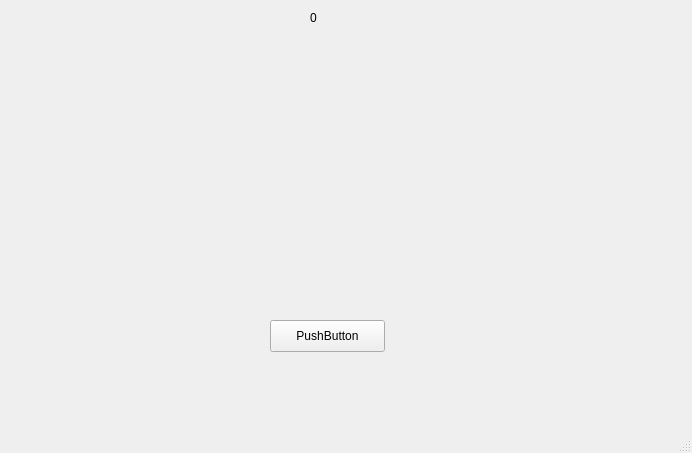
Qt form CrapsMainWindow.ui (AranaFireheartSNHU/crapsStarter) before a commit.
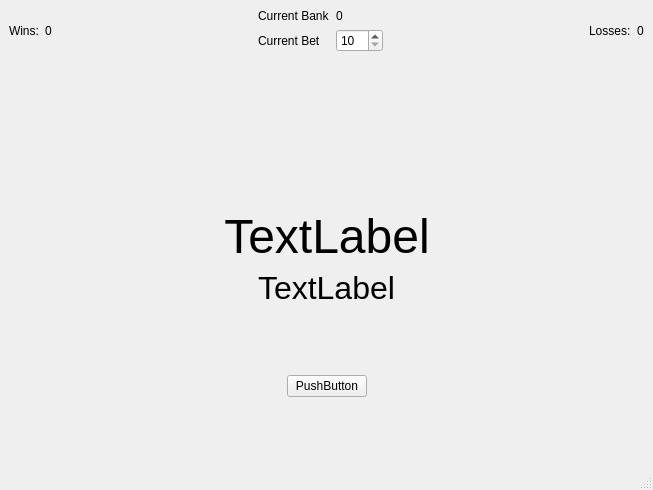
The same form after that commit. Icons and pictures are not drawn.

```diff
--- a/CrapsMainWindow.ui
+++ b/CrapsMainWindow.ui
@@ -6,72 +6,336 @@
    <rect>
     <x>0</x>
     <y>0</y>
-    <width>692</width>
-    <height>453</height>
+    <width>653</width>
+    <height>490</height>
    </rect>
   </property>
   <property name="windowTitle">
    <string>MainWindow</string>
   </property>
   <widget class="QWidget" name="centralwidget">
-   <widget class="QPushButton" name="rollButton">
-    <property name="geometry">
-     <rect>
-      <x>270</x>
-      <y>320</y>
-      <width>115</width>
-      <height>32</height>
-     </rect>
-    </property>
-    <property name="text">
-     <string>PushButton</string>
-    </property>
-   </widget>
-   <widget class="QLabel" name="die1UI">
-    <property name="geometry">
-     <rect>
-      <x>110</x>
-      <y>40</y>
-      <width>181</width>
-      <height>171</height>
-     </rect>
-    </property>
-    <property name="text">
-     <string/>
-    </property>
-    <property name="pixmap">
-     <pixmap resource="crapsResources.qrc">:/dieImages/6</pixmap>
-    </property>
-   </widget>
-   <widget class="QLabel" name="die2UI">
-    <property name="geometry">
-     <rect>
-      <x>380</x>
-      <y>40</y>
-      <width>181</width>
-      <height>181</height>
-     </rect>
-    </property>
-    <property name="text">
-     <string/>
-    </property>
-    <property name="pixmap">
-     <pixmap resource="crapsResources.qrc">:/dieImages/5</pixmap>
-    </property>
-   </widget>
-   <widget class="QLabel" name="currentBankValueUI">
-    <property name="geometry">
-     <rect>
-      <x>310</x>
-      <y>10</y>
-      <width>58</width>
-      <height>16</height>
-     </rect>
-    </property>
-    <property name="text">
-     <string>0</string>
-    </property>
-   </widget>
+   <layout class="QGridLayout" name="gridLayout_2">
+    <item row="0" column="0">
+     <layout class="QVBoxLayout" name="verticalLayout">
+      <item>
+       <layout class="QHBoxLayout" name="horizontalLayout_3">
+        <item>
+         <layout class="QHBoxLayout" name="horizontalLayout">
+          <item>
+           <widget class="QLabel" name="label">
+            <property name="text">
+             <string>Wins:</string>
+            </property>
+           </widget>
+          </item>
+          <item>
+           <widget class="QLabel" name="winsCountUI">
+            <property name="text">
+             <string>0</string>
+            </property>
+           </widget>
+          </item>
+         </layout>
+        </item>
+        <item>
+         <spacer name="horizontalSpacer">
+          <property name="orientation">
+           <enum>Qt::Horizontal</enum>
+          </property>
+          <property name="sizeHint" stdset="0">
+           <size>
+            <width>40</width>
+            <height>20</height>
+           </size>
+          </property>
+         </spacer>
+        </item>
+        <item>
+         <layout class="QGridLayout" name="gridLayout">
+          <item row="0" column="0">
+           <widget class="QLabel" name="label_3">
+            <property name="text">
+             <string>Current Bank</string>
+            </property>
+           </widget>
+          </item>
+          <item row="0" column="1">
+           <widget class="QLabel" name="currentBankValueUI">
+            <property name="text">
+             <string>0</string>
+            </property>
+           </widget>
+          </item>
+          <item row="1" column="0">
+           <widget class="QLabel" name="label_4">
+            <property name="text">
+             <string>Current Bet</string>
+            </property>
+           </widget>
+          </item>
+          <item row="1" column="1">
+           <widget class="QSpinBox" name="currentBetUI">
+            <property name="minimum">
+             <number>10</number>
+            </property>
+            <property name="maximum">
+             <number>100</number>
+            </property>
+            <property name="singleStep">
+             <number>20</number>
+            </property>
+           </widget>
+          </item>
+         </layout>
+        </item>
+        <item>
+         <spacer name="horizontalSpacer_2">
+          <property name="orientation">
+           <enum>Qt::Horizontal</enum>
+          </property>
+          <property name="sizeHint" stdset="0">
+           <size>
+            <width>40</width>
+            <height>20</height>
+           </size>
+          </property>
+         </spacer>
+        </item>
+        <item>
+         <layout class="QHBoxLayout" name="horizontalLayout_2">
+          <item>
+           <widget class="QLabel" name="label_5">
+            <property name="text">
+             <string>Losses:</string>
+            </property>
+           </widget>
+          </item>
+          <item>
+           <widget class="QLabel" name="lossesCountUI">
+            <property name="text">
+             <string>0</string>
+            </property>
+           </widget>
+          </item>
+         </layout>
+        </item>
+       </layout>
+      </item>
+      <item>
+       <spacer name="verticalSpacer_4">
+        <property name="orientation">
+         <enum>Qt::Vertical</enum>
+        </property>
+        <property name="sizeHint" stdset="0">
+         <size>
+          <width>20</width>
+          <height>40</height>
+         </size>
+        </property>
+       </spacer>
+      </item>
+      <item>
+       <layout class="QHBoxLayout" name="horizontalLayout_4">
+        <item>
+         <spacer name="horizontalSpacer_3">
+          <property name="orientation">
+           <enum>Qt::Horizontal</enum>
+          </property>
+          <property name="sizeHint" stdset="0">
+           <size>
+            <width>40</width>
+            <height>20</height>
+           </size>
+          </property>
+         </spacer>
+        </item>
+        <item>
+         <widget class="QLabel" name="die1UI">
+          <property name="text">
+           <string/>
+          </property>
+          <property name="pixmap">
+           <pixmap resource="crapsResources.qrc">:/dieImages/6</pixmap>
+          </property>
+         </widget>
+        </item>
+        <item>
+         <spacer name="horizontalSpacer_4">
+          <property name="orientation">
+           <enum>Qt::Horizontal</enum>
+          </property>
+          <property name="sizeHint" stdset="0">
+           <size>
+            <width>40</width>
+            <height>20</height>
+           </size>
+          </property>
+         </spacer>
+        </item>
+        <item>
+         <widget class="QLabel" name="die2UI">
+          <property name="text">
+           <string/>
+          </property>
+          <property name="pixmap">
+           <pixmap resource="crapsResources.qrc">:/dieImages/5</pixmap>
+          </property>
+         </widget>
+        </item>
+        <item>
+         <spacer name="horizontalSpacer_5">
+          <property name="orientation">
+           <enum>Qt::Horizontal</enum>
+          </property>
+          <property name="sizeHint" stdset="0">
+           <size>
+            <width>40</width>
+            <height>20</height>
+           </size>
+          </property>
+         </spacer>
+        </item>
+       </layout>
+      </item>
+      <item>
+       <spacer name="verticalSpacer_3">
+        <property name="orientation">
+         <enum>Qt::Vertical</enum>
+        </property>
+        <property name="sizeHint" stdset="0">
+         <size>
+          <width>20</width>
+          <height>40</height>
+         </size>
+        </property>
+       </spacer>
+      </item>
+      <item>
+       <layout class="QHBoxLayout" name="horizontalLayout_5">
+        <item>
+         <spacer name="horizontalSpacer_6">
+          <property name="orientation">
+           <enum>Qt::Horizontal</enum>
+          </property>
+          <property name="sizeHint" stdset="0">
+           <size>
+            <width>40</width>
+            <height>20</height>
+           </size>
+          </property>
+         </spacer>
+        </item>
+        <item>
+         <widget class="QLabel" name="rollingForUI">
+          <property name="font">
+           <font>
+            <pointsize>36</pointsize>
+           </font>
+          </property>
+          <property name="text">
+           <string>TextLabel</string>
+          </property>
+          <property name="alignment">
+           <set>Qt::AlignCenter</set>
+          </property>
+         </widget>
+        </item>
+        <item>
+         <spacer name="horizontalSpacer_7">
+          <property name="orientation">
+           <enum>Qt::Horizontal</enum>
+          </property>
+          <property name="sizeHint" stdset="0">
+           <size>
+            <width>40</width>
+            <height>20</height>
+           </size>
+          </property>
+         </spacer>
+        </item>
+       </layout>
+      </item>
+      <item>
+       <widget class="QLabel" name="statusUI">
+        <property name="font">
+         <font>
+          <pointsize>24</pointsize>
+         </font>
+        </property>
+        <property name="text">
+         <string>TextLabel</string>
+        </property>
+        <property name="alignment">
+         <set>Qt::AlignCenter</set>
+        </property>
+       </widget>
+      </item>
+      <item>
+       <spacer name="verticalSpacer_2">
+        <property name="orientation">
+         <enum>Qt::Vertical</enum>
+        </property>
+        <property name="sizeHint" stdset="0">
+         <size>
+          <width>20</width>
+          <height>40</height>
+         </size>
+        </property>
+       </spacer>
+      </item>
+      <item>
+       <layout class="QHBoxLayout" name="horizontalLayout_6">
+        <item>
+         <spacer name="horizontalSpacer_8">
+          <property name="orientation">
+           <enum>Qt::Horizontal</enum>
+          </property>
+          <property name="sizeHint" stdset="0">
+           <size>
+            <width>40</width>
+            <height>20</height>
+           </size>
+          </property>
+         </spacer>
+        </item>
+        <item>
+         <widget class="QPushButton" name="rollButton">
+          <property name="text">
+           <string>PushButton</string>
+          </property>
+         </widget>
+        </item>
+        <item>
+         <spacer name="horizontalSpacer_9">
+          <property name="orientation">
+           <enum>Qt::Horizontal</enum>
+          </property>
+          <property name="sizeHint" stdset="0">
+           <size>
+            <width>40</width>
+            <height>20</height>
+           </size>
+          </property>
+         </spacer>
+        </item>
+       </layout>
+      </item>
+      <item>
+       <spacer name="verticalSpacer">
+        <property name="orientation">
+         <enum>Qt::Vertical</enum>
+        </property>
+        <property name="sizeHint" stdset="0">
+         <size>
+          <width>20</width>
+          <height>40</height>
+         </size>
+        </property>
+       </spacer>
+      </item>
+     </layout>
+    </item>
+   </layout>
   </widget>
   <widget class="QMenuBar" name="menubar">
    <property name="geometry">
```
Left out of the diff: 4 changed lines with no effect on the pictures.
